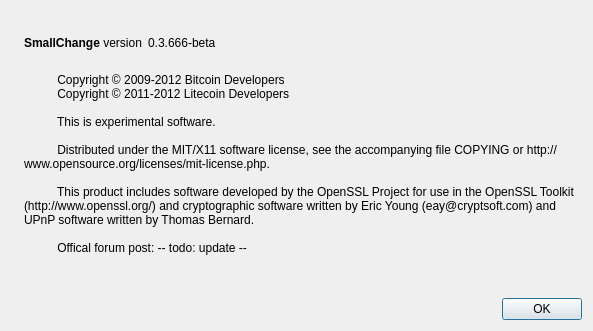
jboss008/trollcoin, file src/qt/forms/aboutdialog.ui: the form before one commit.
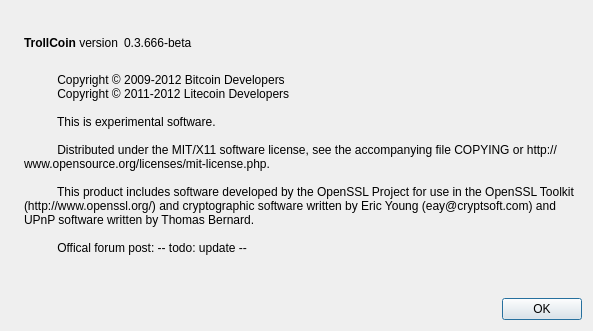
The form after the commit. Icons and pictures are not drawn.

The edit to the form file:
```diff
--- a/src/qt/forms/aboutdialog.ui
+++ b/src/qt/forms/aboutdialog.ui
@@ -50,7 +50,7 @@
           <cursorShape>IBeamCursor</cursorShape>
          </property>
          <property name="text">
-          <string>&lt;b&gt;SmallChange&lt;/b&gt; version</string>
+          <string>&lt;b&gt;TrollCoin&lt;/b&gt; version</string>
          </property>
          <property name="textInteractionFlags">
           <set>Qt::LinksAccessibleByMouse|Qt::TextSelectableByKeyboard|Qt::TextSelectableByMouse</set>
```
Left out of the diff: 2 changed lines with no effect on the pictures.
